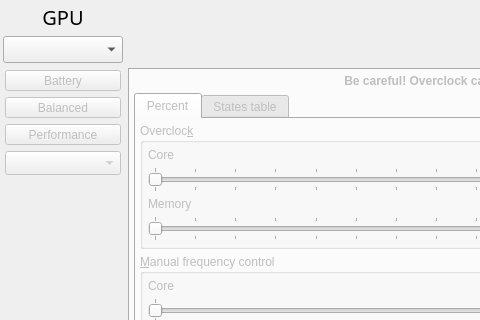
This is radeon-profile/radeon_profile.ui in marazmista/radeon-profile as Qt 5 draws it before an edit; both pictures show x 0 to 480 and y 0 to 320 of the 1054 by 540 pixel window. The edited form follows.
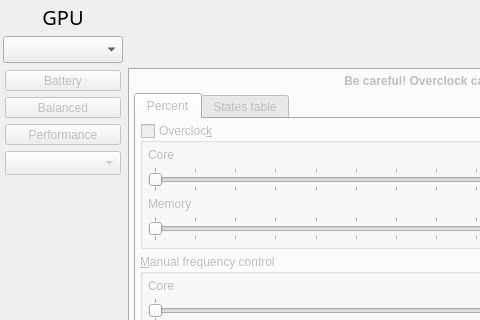
This is the edited form. The open tabs and pages were chosen to show the change. Icons and pictures are not drawn.

Commit message: percent oc group checkable from .ui

What changed in the file:
```diff
--- a/radeon-profile/radeon_profile.ui
+++ b/radeon-profile/radeon_profile.ui
@@ -1168,7 +1168,7 @@
                <string>Overcloc&amp;k</string>
               </property>
               <property name="checkable">
-               <bool>false</bool>
+               <bool>true</bool>
               </property>
               <property name="checked">
                <bool>false</bool>
```
The commit also changes 1 other file.
